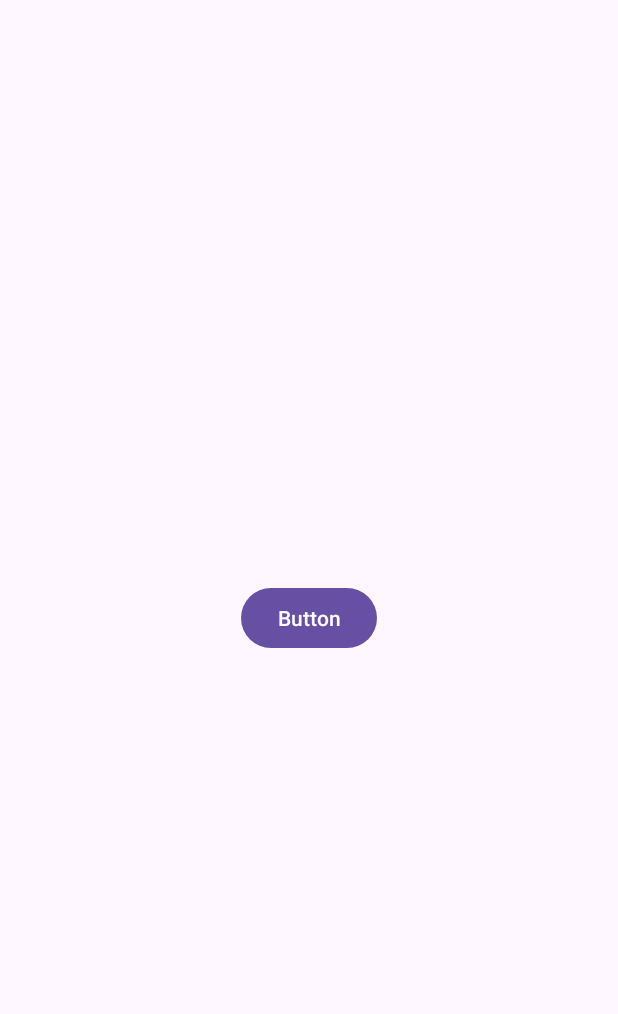
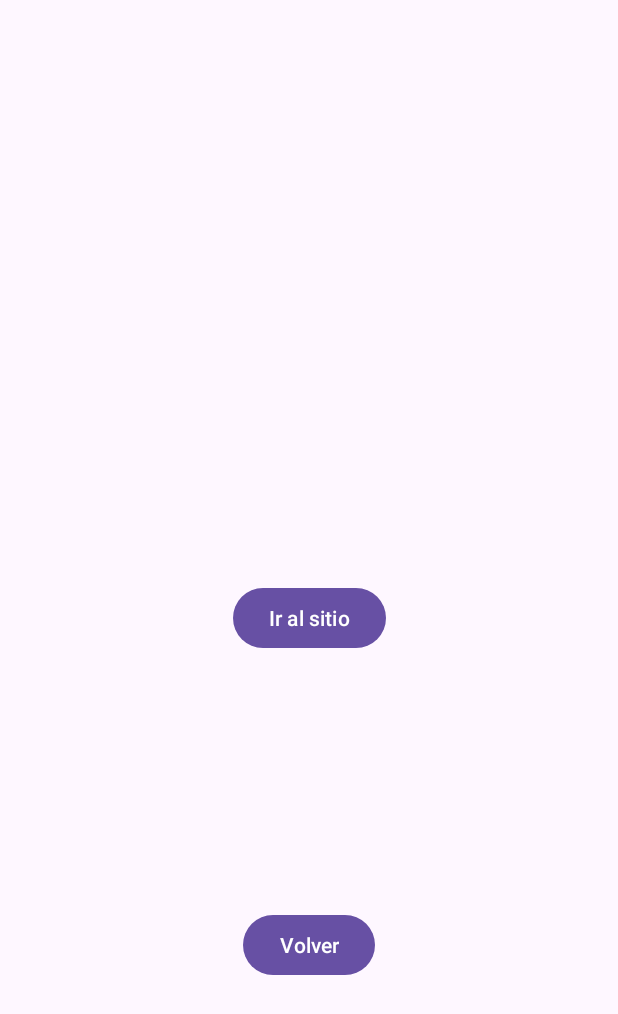
Before and after one commit to fanavar/Ejercicio8, an Android app: the SecondActivity screen opened directly, with no data from a screen before it, on a phone screen of 412 x 824 dp. Shown: the top 1014 px of the screen. Run offline under Robolectric (Android 15) with nearby library versions, the phone set to English and light mode, and no system bars.

```diff
--- a/app/src/main/java/cl/awakelab/ejercicio8/SecondActivity.java
+++ b/app/src/main/java/cl/awakelab/ejercicio8/SecondActivity.java
@@ -18,6 +18,7 @@ public class SecondActivity extends AppCompatActivity {
     }
     private void initListeners(){
         Button goToUrlButton = findViewById(R.id.goToUrlButton);
+        Button buttonBack = findViewById(R.id.buttonBack);
         goToUrlButton.setOnClickListener(new View.OnClickListener(){
            @Override
            public void onClick(View v){
@@ -25,5 +26,12 @@ public class SecondActivity extends AppCompatActivity {
            startActivity(implicitIntent);
            }
         });
+
+        buttonBack.setOnClickListener(new View.OnClickListener(){
+            @Override
+            public void onClick(View v){
+                onBackPressed();
+            }
+        });
     }
 }
--- a/app/src/main/res/layout/activity_main.xml
+++ b/app/src/main/res/layout/activity_main.xml
@@ -10,7 +10,7 @@
         android:id="@+id/secondActivityButton"
         android:layout_width="wrap_content"
         android:layout_height="wrap_content"
-        android:text="Button"
+        android:text="Ir a la otra pantalla"
         app:layout_constraintBottom_toBottomOf="parent"
         app:layout_constraintEnd_toEndOf="parent"
         app:layout_constraintStart_toStartOf="parent"
--- a/app/src/main/res/layout/activity_second.xml
+++ b/app/src/main/res/layout/activity_second.xml
@@ -9,9 +9,19 @@
         android:id="@+id/goToUrlButton"
         android:layout_width="wrap_content"
         android:layout_height="wrap_content"
-        android:text="Button"
+        android:text="Ir al sitio"
         app:layout_constraintBottom_toBottomOf="parent"
         app:layout_constraintEnd_toEndOf="parent"
         app:layout_constraintStart_toStartOf="parent"
         app:layout_constraintTop_toTopOf="parent" />
+
+    <Button
+        android:id="@+id/buttonBack"
+        android:layout_width="wrap_content"
+        android:layout_height="wrap_content"
+        android:text="Volver"
+        app:layout_constraintBottom_toBottomOf="parent"
+        app:layout_constraintEnd_toEndOf="parent"
+        app:layout_constraintStart_toStartOf="parent"
+        app:layout_constraintTop_toBottomOf="@+id/goToUrlButton" />
 </androidx.constraintlayout.widget.ConstraintLayout>
```
